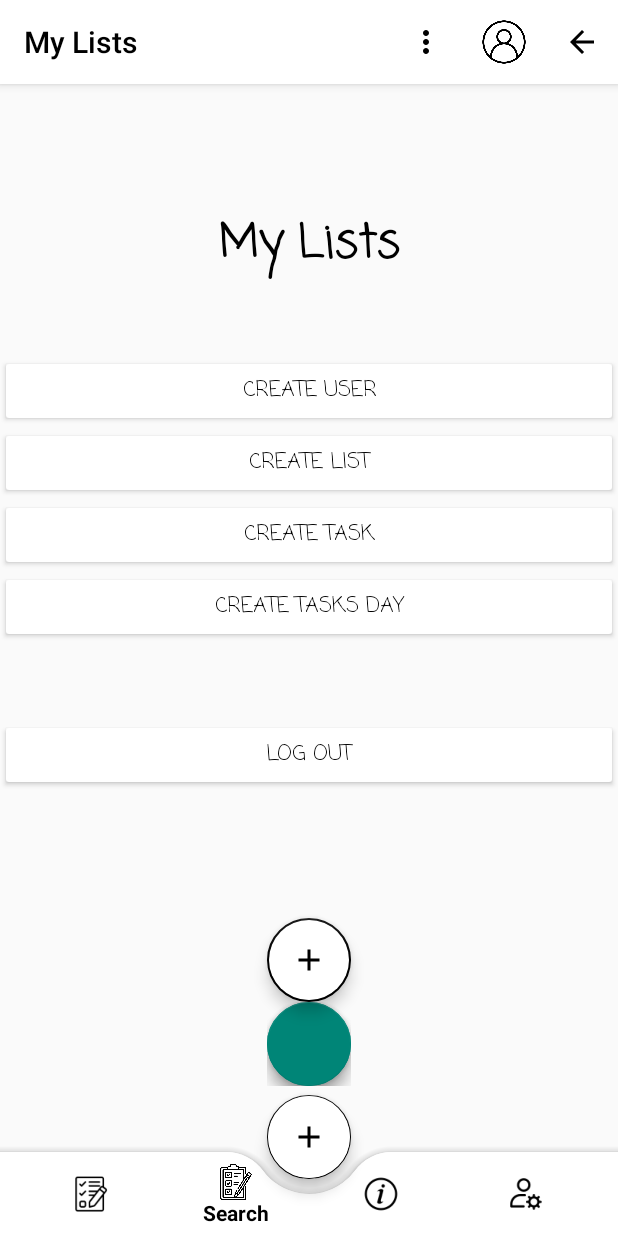
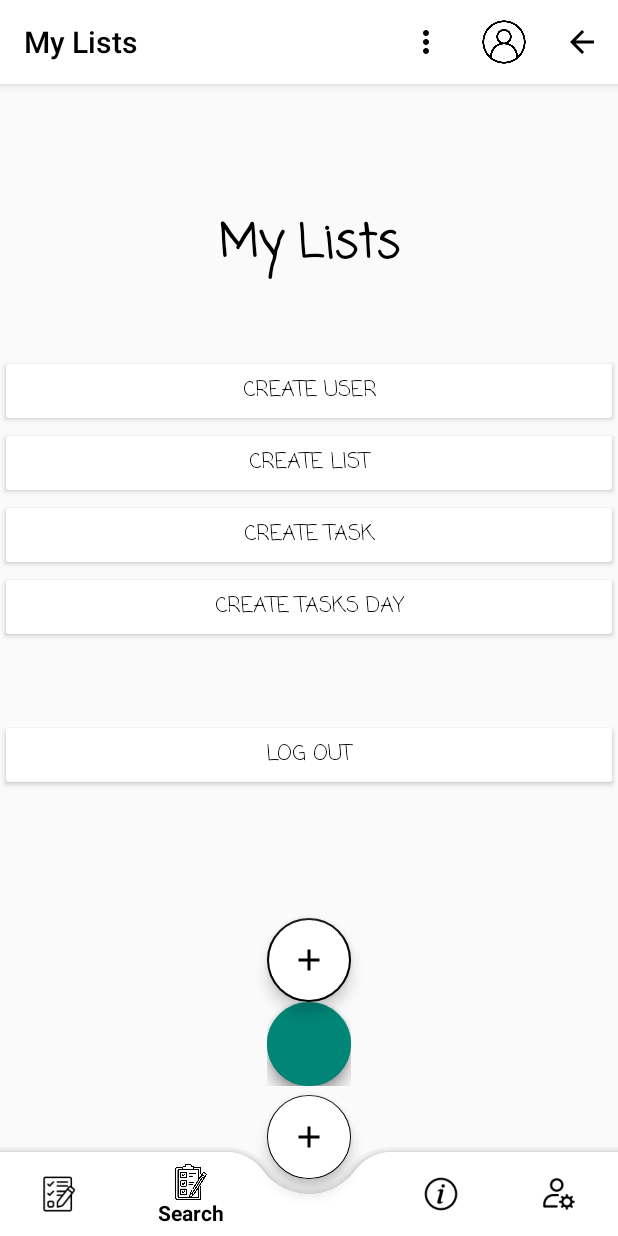
Before and after one commit to dd0167/BetaVersion, an Android app: the MainActivity screen opened directly, with no data from a screen before it, item 2 of the bottom bar chosen, on a phone screen of 412 x 824 dp. Run offline under Robolectric (Android 15) with nearby library versions, the phone set to English and light mode, and no system bars; our stand-ins replace Firebase (no records; nobody signed in at launch, a user with empty details on screens opened directly); plain views replace FloatingActionButton, FloatingActionsMenu; Roboto replaces fonts that are not available here.

Commit message:
23/12/2021 - 10:00 update bottom_nav_menu in MainActivity

```diff
--- a/app/src/main/java/com/example/betaversion/MainActivity.java
+++ b/app/src/main/java/com/example/betaversion/MainActivity.java
@@ -45,7 +45,7 @@
         bottomNavigationView=(BottomNavigationView) findViewById(R.id.bottomNavigationView);
 
         bottomNavigationView.setBackground(null);
-        bottomNavigationView.getMenu().getItem(2).setEnabled(true);
+        bottomNavigationView.getMenu().getItem(2).setEnabled(false);
 
         bottomNavigationView.setOnItemSelectedListener(new NavigationBarView.OnItemSelectedListener() {
             @Override
@@ -53,12 +53,12 @@
                 int id = item.getItemId();
                 if (id==R.id.home)
                 {
-                    Toast.makeText(MainActivity.this, "hi", Toast.LENGTH_SHORT).show();
+                    //Toast.makeText(MainActivity.this, "hi", Toast.LENGTH_SHORT).show();
                 }
-                else if (id==R.id.about)
+                else if (id==R.id.Search)
                 {
-                    Intent ca = new Intent(MainActivity.this, CreditsActivity.class);
-                    startActivity(ca);
+//                    Intent ca = new Intent(MainActivity.this, CreditsActivity.class);
+//                    startActivity(ca);
                     //overridePendingTransition(0,0);
                 }
                 return true;
--- a/app/src/main/res/layout/activity_main.xml
+++ b/app/src/main/res/layout/activity_main.xml
@@ -180,7 +180,8 @@
                 android:src="@drawable/ic_add"
                 app:backgroundTint="@color/black"
                 app:layout_anchor="@id/bottomAppBar"
-                tools:ignore="SpeakableTextPresentCheck" />
+                tools:ignore="SpeakableTextPresentCheck"
+                android:onClick="click"/>
 
         </androidx.coordinatorlayout.widget.CoordinatorLayout>
     </LinearLayout>
--- a/app/src/main/res/menu/bottom_nav_menu.xml
+++ b/app/src/main/res/menu/bottom_nav_menu.xml
@@ -1,19 +1,29 @@
 <?xml version="1.0" encoding="utf-8"?>
-<menu xmlns:android="http://schemas.android.com/apk/res/android">
+<menu xmlns:android="http://schemas.android.com/apk/res/android"
+    xmlns:app="http://schemas.android.com/apk/res-auto">
 
     <item android:id="@+id/home"
         android:title="Home"
-        android:icon="@drawable/list_icon" />
+        android:icon="@drawable/list_icon"
+        app:showAsAction="always"/>
 
     <item android:id="@+id/Search"
         android:title="Search"
-        android:icon="@drawable/list" />
+        android:icon="@drawable/list"
+        app:showAsAction="always"/>
+
+    <item
+        android:id="@+id/empty"
+        android:title=""
+        app:showAsAction="always" />
 
     <item android:id="@+id/about"
         android:title="About"
-        android:icon="@drawable/about_icon" />
+        android:icon="@drawable/about_icon"
+        app:showAsAction="always"/>
 
     <item android:id="@+id/settings"
         android:title="Settings"
-        android:icon="@drawable/settings_icon" />
+        android:icon="@drawable/settings_icon"
+        app:showAsAction="always"/>
 </menu>
```
